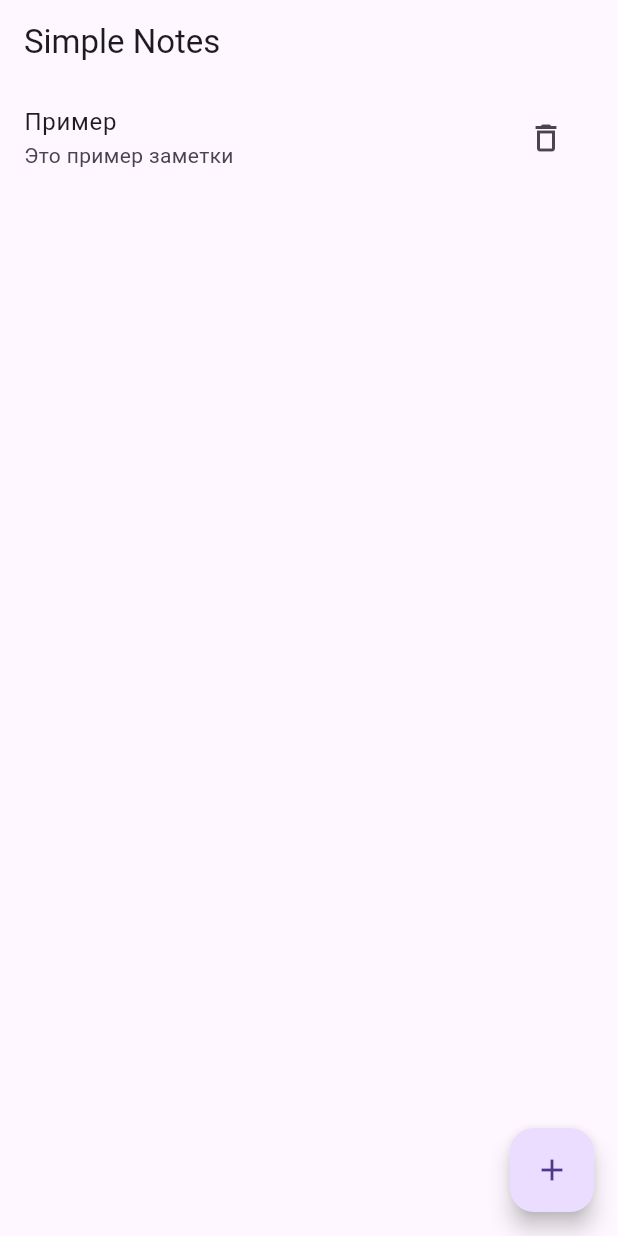
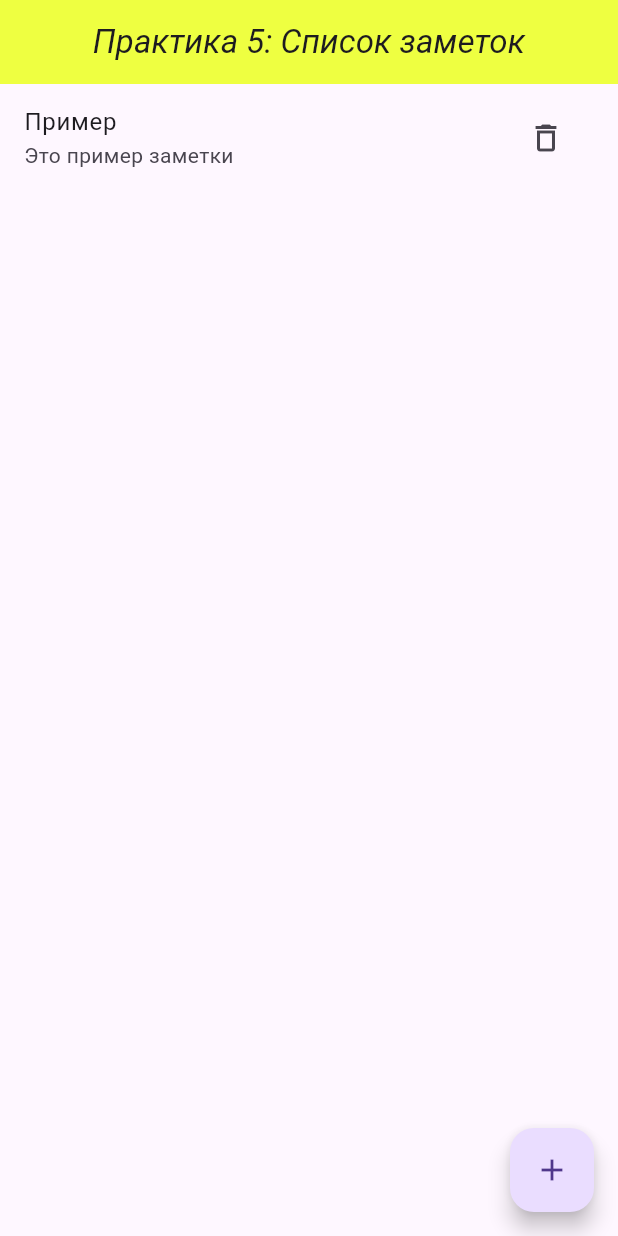
Before and after one commit to Kirus1930/PKS_Task_5, a Flutter app: the screen it shows after launch, on a phone screen of 412 x 824 dp. Run offline on Flutter 3.47's test engine with Material 3 defaults, Android fonts, the phone set to English and light mode, and no system bars.

Commit message:
Update main.dart

```diff
--- a/flutter_simple_notes_eremin/lib/main.dart
+++ b/flutter_simple_notes_eremin/lib/main.dart
@@ -63,7 +63,14 @@
   @override
   Widget build(BuildContext context) {
     return Scaffold(
-      appBar: AppBar(title: const Text('Simple Notes')),
+      appBar: AppBar(
+        title: Text(
+          'Практика 5: Список заметок',
+          style: TextStyle(fontStyle: FontStyle.italic),
+        ),
+        centerTitle: true,
+        backgroundColor: Colors.limeAccent,
+      ),
       floatingActionButton: FloatingActionButton(
         onPressed: _addNote,
         child: const Icon(Icons.add),
```
